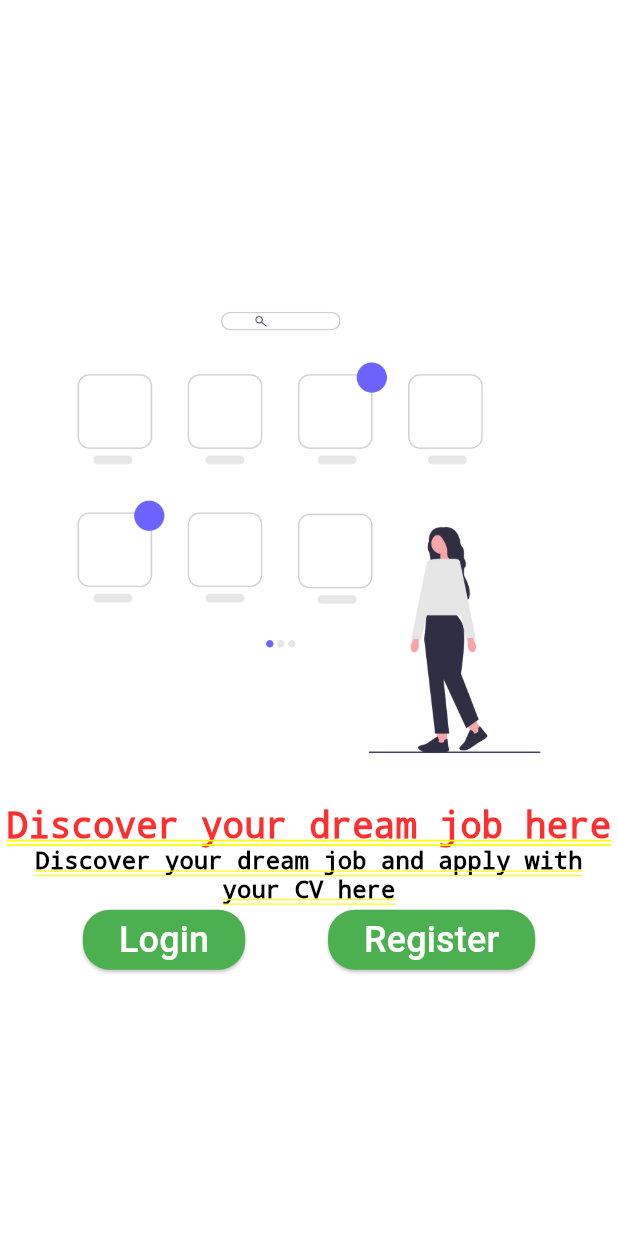
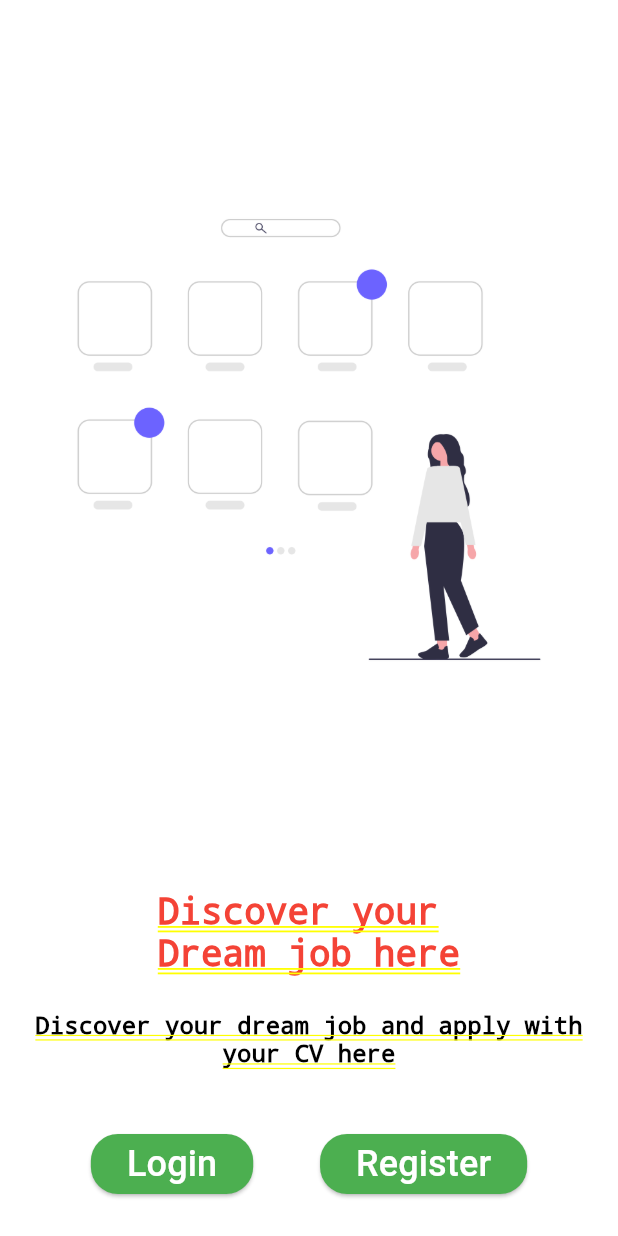
Before and after one commit to Samsonroyal/test-flutter-app, a Flutter app: the screen it shows after launch, on a phone screen of 412 x 824 dp. Run offline on Flutter 3.47's test engine with Material 3 defaults, Android fonts, the light colour scheme and no system bars.

Commit message:
added padding to text

```diff
--- a/lib/my_home_page.dart
+++ b/lib/my_home_page.dart
@@ -18,26 +18,35 @@ class _MyHomePageState extends State<MyHomePage> {
         child: Column(
           mainAxisAlignment: MainAxisAlignment.center,
           children: [
-
-            Image.asset(
+        Expanded(
+          child: Image.asset(
               "assets/images/testone.png",
               fit: BoxFit.contain,
             ),
-
-            Text("Discover your dream job here",
-            style: TextStyle(fontSize: 24)
             ),
 
 
-            Text("Discover your dream job and apply with your CV here",
-            style: TextStyle(
-            fontSize: 16,
-            color: Colors.black
+            Padding(
+              padding: const EdgeInsets.all(8.0),
+              child: const Text("Discover your\nDream job here",
+              style: TextStyle(fontSize: 24 , color: Colors.red, fontWeight: FontWeight.bold),
+              ),
             ),
-            textAlign: TextAlign.center,
+
+
+            Padding(
+              padding: const EdgeInsets.all(16.0),
+              child: const Text("Discover your dream job and apply with your CV here",
+              style: TextStyle(
+              fontSize: 16,
+              color: Colors.black
+              ),
+              textAlign: TextAlign.center,
+              ),
             ),
 
             Container(
+              margin: EdgeInsets.symmetric(vertical: 24, horizontal: 16),
               child: Row(
                 crossAxisAlignment: CrossAxisAlignment.center,
                 mainAxisAlignment: MainAxisAlignment.spaceEvenly,
```
